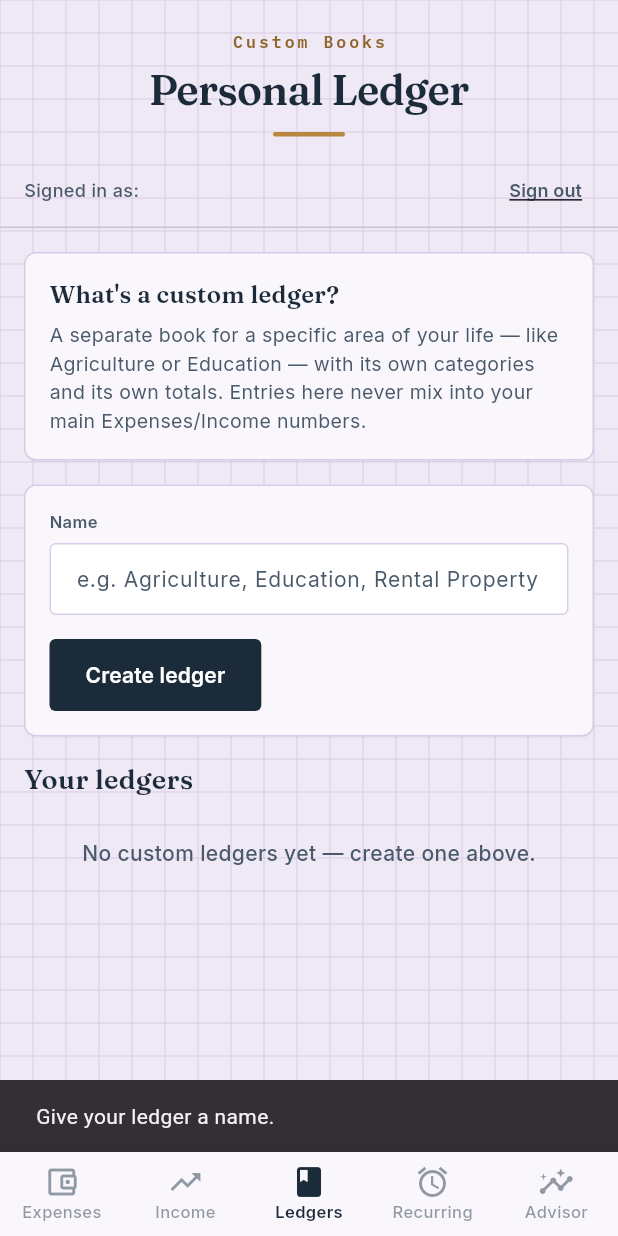
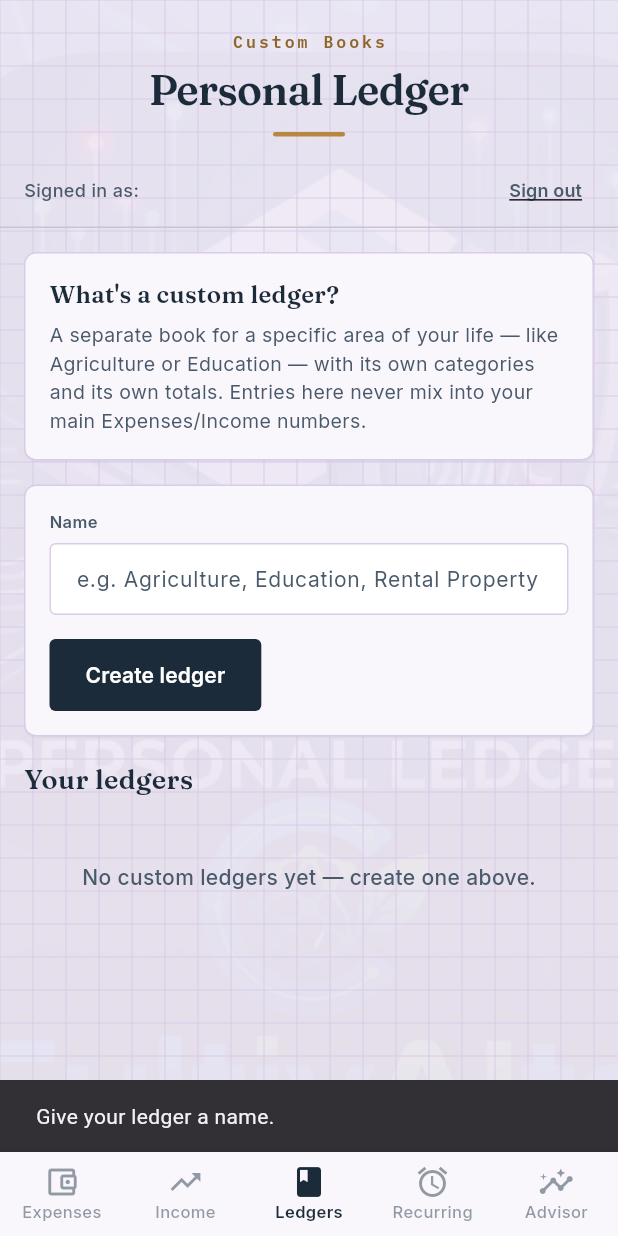
Before and after one commit to ktekulapally/Expense-Tracker-App, a Flutter app: the screen it shows once a user with an empty profile is signed in, item 3 of the bottom bar chosen, after a tap on "Create ledger", on a phone screen of 412 x 824 dp. Run offline on Flutter 3.47's test engine with Material 3 defaults, Android fonts, the phone set to English and light mode, and no system bars; our stand-ins replace fl_chart, flutter_markdown, google_fonts, open_file, pdf, share_plus and 1 more; accounts and stored records are empty.

Commit message:
Refactor layouts for scrollability, integrate circular brand logo on auth view, configure background watermark, and generate Android Launcher Icon mipmaps

```diff
--- a/lib/ui/core/background_painter.dart
+++ b/lib/ui/core/background_painter.dart
@@ -59,7 +59,6 @@ class BackgroundPainter extends CustomPainter {
     paint.strokeWidth = 0.8;
 
     // Draw lines along diagonal paths
-    final double maxDim = size.width + size.height;
     for (double offset = -size.height; offset < size.width; offset += spacing) {
       canvas.drawLine(
         Offset(offset, 0),
@@ -123,12 +122,27 @@ class ThemeBackground extends StatelessWidget {
   @override
   Widget build(BuildContext context) {
     final colors = AppTheme.getColors(tab);
-    return Container(
-      color: colors.paper,
-      child: CustomPaint(
-        painter: BackgroundPainter(tab: tab, colors: colors),
-        child: child,
-      ),
+    return Stack(
+      children: [
+        Positioned.fill(
+          child: Container(color: colors.paper),
+        ),
+        Positioned.fill(
+          child: Opacity(
+            opacity: 0.05,
+            child: Image.asset(
+              'assets/images/logo.jpg',
+              fit: BoxFit.cover,
+            ),
+          ),
+        ),
+        Positioned.fill(
+          child: CustomPaint(
+            painter: BackgroundPainter(tab: tab, colors: colors),
+          ),
+        ),
+        Positioned.fill(child: child),
+      ],
     );
   }
 }
--- a/lib/ui/core/widgets.dart
+++ b/lib/ui/core/widgets.dart
@@ -6,6 +6,7 @@ class StatCard extends StatelessWidget {
   final String value;
   final bool? isPositive;
   final AppThemeColors colors;
+  final double? width;
 
   const StatCard({
     super.key,
@@ -13,6 +14,7 @@ class StatCard extends StatelessWidget {
     required this.value,
     this.isPositive,
     required this.colors,
+    this.width,
   });
 
   @override
@@ -24,9 +26,8 @@ class StatCard extends StatelessWidget {
       valColor = colors.red;
     }
 
-    return Expanded(
-      child: Container(
-        padding: const EdgeInsets.symmetric(vertical: 14, horizontal: 12),
+    final cardChild = Container(
+      padding: const EdgeInsets.symmetric(vertical: 12, horizontal: 10),
       decoration: AppTheme.cardDecoration(colors),
       child: Column(
         crossAxisAlignment: CrossAxisAlignment.start,
@@ -40,7 +41,7 @@ class StatCard extends StatelessWidget {
           const SizedBox(height: 6),
           Text(
             value,
-              style: AppTheme.getMonoStyle(colors, size: 16, weight: FontWeight.w600).copyWith(
+            style: AppTheme.getMonoStyle(colors, size: 15, weight: FontWeight.w600).copyWith(
               color: valColor,
             ),
             maxLines: 1,
@@ -48,8 +49,13 @@ class StatCard extends StatelessWidget {
           ),
         ],
       ),
-      ),
     );
+
+    if (width != null) {
+      return SizedBox(width: width, child: cardChild);
+    } else {
+      return Expanded(child: cardChild);
+    }
   }
 }
 
--- a/lib/ui/features/auth/auth_view.dart
+++ b/lib/ui/features/auth/auth_view.dart
@@ -38,6 +38,32 @@ class _AuthViewState extends State<AuthView> {
               child: Column(
                 mainAxisAlignment: MainAxisAlignment.center,
                 children: [
+                  // Logo Icon
+                  Container(
+                    width: 90,
+                    height: 90,
+                    decoration: BoxDecoration(
+                      shape: BoxShape.circle,
+                      boxShadow: [
+                        BoxShadow(
+                          color: colors.ink.withOpacity(0.08),
+                          blurRadius: 16,
+                          offset: const Offset(0, 4),
+                        ),
+                      ],
+                      border: Border.all(
+                        color: colors.brass,
+                        width: 2.5,
+                      ),
+                    ),
+                    child: const ClipOval(
+                      child: Image(
+                        image: AssetImage('assets/images/logo.jpg'),
+                        fit: BoxFit.cover,
+                      ),
+                    ),
+                  ),
+                  const SizedBox(height: 20),
                   // Masthead Header style
                   Text(
                     "Daily Record",
--- a/lib/ui/features/expenses/expenses_tab.dart
+++ b/lib/ui/features/expenses/expenses_tab.dart
@@ -207,10 +207,13 @@ class _ExpensesTabState extends State<ExpensesTab> {
     final userId = authVm.currentUser?.id ?? '';
     final expenseList = vm.filteredExpenses;
 
-    return Column(
+    return SingleChildScrollView(
+      child: Column(
+        crossAxisAlignment: CrossAxisAlignment.stretch,
         children: [
-        // Statistics Header mimicking the web app
-        Padding(
+          // Statistics Header mimicking the web app - Scrollable horizontally
+          SingleChildScrollView(
+            scrollDirection: Axis.horizontal,
             padding: const EdgeInsets.all(16),
             child: Row(
               children: [
@@ -219,6 +222,7 @@ class _ExpensesTabState extends State<ExpensesTab> {
                   value: "₹${vm.monthExpensesTotal.toStringAsFixed(2)}",
                   isPositive: false,
                   colors: colors,
+                  width: 145,
                 ),
                 const SizedBox(width: 8),
                 StatCard(
@@ -226,6 +230,7 @@ class _ExpensesTabState extends State<ExpensesTab> {
                   value: "₹${vm.monthIncomeTotal.toStringAsFixed(2)}",
                   isPositive: true,
                   colors: colors,
+                  width: 145,
                 ),
                 const SizedBox(width: 8),
                 StatCard(
@@ -233,6 +238,7 @@ class _ExpensesTabState extends State<ExpensesTab> {
                   value: "₹${vm.monthNetTotal.toStringAsFixed(2)}",
                   isPositive: vm.monthNetTotal >= 0,
                   colors: colors,
+                  width: 145,
                 ),
               ],
             ),
@@ -433,8 +439,9 @@ class _ExpensesTabState extends State<ExpensesTab> {
           ),
 
           // List of entries
-        Expanded(
-          child: ListView.builder(
+          ListView.builder(
+            shrinkWrap: true,
+            physics: const NeverScrollableScrollPhysics(),
             padding: const EdgeInsets.all(16),
             itemCount: expenseList.length,
             itemBuilder: (context, index) {
@@ -509,8 +516,8 @@ class _ExpensesTabState extends State<ExpensesTab> {
               );
             },
           ),
+        ],
       ),
-      ],
     );
   }
 }
--- a/lib/ui/features/income/income_tab.dart
+++ b/lib/ui/features/income/income_tab.dart
@@ -202,10 +202,13 @@ class _IncomeTabState extends State<IncomeTab> {
     final userId = authVm.currentUser?.id ?? '';
     final incomeList = vm.filteredIncome;
 
-    return Column(
+    return SingleChildScrollView(
+      child: Column(
+        crossAxisAlignment: CrossAxisAlignment.stretch,
         children: [
-        // Statistics Header
-        Padding(
+          // Statistics Header - Scrollable horizontally
+          SingleChildScrollView(
+            scrollDirection: Axis.horizontal,
             padding: const EdgeInsets.all(16),
             child: Row(
               children: [
@@ -214,6 +217,7 @@ class _IncomeTabState extends State<IncomeTab> {
                   value: "₹${vm.monthExpensesTotal.toStringAsFixed(2)}",
                   isPositive: false,
                   colors: colors,
+                  width: 145,
                 ),
                 const SizedBox(width: 8),
                 StatCard(
@@ -221,6 +225,7 @@ class _IncomeTabState extends State<IncomeTab> {
                   value: "₹${vm.monthIncomeTotal.toStringAsFixed(2)}",
                   isPositive: true,
                   colors: colors,
+                  width: 145,
                 ),
                 const SizedBox(width: 8),
                 StatCard(
@@ -228,6 +233,7 @@ class _IncomeTabState extends State<IncomeTab> {
                   value: "₹${vm.monthNetTotal.toStringAsFixed(2)}",
                   isPositive: vm.monthNetTotal >= 0,
                   colors: colors,
+                  width: 145,
                 ),
               ],
             ),
@@ -428,8 +434,9 @@ class _IncomeTabState extends State<IncomeTab> {
           ),
 
           // List of entries
-        Expanded(
-          child: ListView.builder(
+          ListView.builder(
+            shrinkWrap: true,
+            physics: const NeverScrollableScrollPhysics(),
             padding: const EdgeInsets.all(16),
             itemCount: incomeList.length,
             itemBuilder: (context, index) {
@@ -504,8 +511,8 @@ class _IncomeTabState extends State<IncomeTab> {
               );
             },
           ),
+        ],
       ),
-      ],
     );
   }
 }
--- a/lib/ui/features/insights/ai_advisor_tab.dart
+++ b/lib/ui/features/insights/ai_advisor_tab.dart
@@ -3,7 +3,6 @@ import 'package:provider/provider.dart';
 import 'package:fl_chart/fl_chart.dart';
 import 'package:flutter_markdown/flutter_markdown.dart';
 import '../../../data/services/supabase_service.dart';
-import '../../../view_models/auth_view_model.dart';
 import '../../core/theme.dart';
 import '../../core/widgets.dart';
 
--- a/lib/ui/features/ledgers/ledger_detail_view.dart
+++ b/lib/ui/features/ledgers/ledger_detail_view.dart
@@ -447,7 +447,9 @@ class _LedgerDetailViewState extends State<LedgerDetailView> with SingleTickerPr
 
   Widget _buildExpensesView(
       CustomLedgerDetailViewModel vm, String userId, List<Expense> expList, AppThemeColors colors) {
-    return Column(
+    return SingleChildScrollView(
+      child: Column(
+        crossAxisAlignment: CrossAxisAlignment.stretch,
         children: [
           // Add expense card
           Padding(
@@ -644,8 +646,9 @@ class _LedgerDetailViewState extends State<LedgerDetailView> with SingleTickerPr
           const SizedBox(height: 10),
 
           // List
-        Expanded(
-          child: ListView.builder(
+          ListView.builder(
+            shrinkWrap: true,
+            physics: const NeverScrollableScrollPhysics(),
             padding: const EdgeInsets.symmetric(horizontal: 12),
             itemCount: expList.length,
             itemBuilder: (context, index) {
@@ -698,13 +701,15 @@ class _LedgerDetailViewState extends State<LedgerDetailView> with SingleTickerPr
               );
             },
           ),
+        ],
       ),
-      ],
     );
   }
 
   Widget _buildIncomeView(CustomLedgerDetailViewModel vm, String userId, AppThemeColors colors) {
-    return Column(
+    return SingleChildScrollView(
+      child: Column(
+        crossAxisAlignment: CrossAxisAlignment.stretch,
         children: [
           // Add income card
           Padding(
@@ -797,8 +802,9 @@ class _LedgerDetailViewState extends State<LedgerDetailView> with SingleTickerPr
           const SizedBox(height: 10),
 
           // List
-        Expanded(
-          child: ListView.builder(
+          ListView.builder(
+            shrinkWrap: true,
+            physics: const NeverScrollableScrollPhysics(),
             padding: const EdgeInsets.symmetric(horizontal: 12),
             itemCount: vm.income.length,
             itemBuilder: (context, index) {
@@ -851,8 +857,8 @@ class _LedgerDetailViewState extends State<LedgerDetailView> with SingleTickerPr
               );
             },
           ),
+        ],
       ),
-      ],
     );
   }
 
--- a/lib/ui/features/ledgers/ledgers_tab.dart
+++ b/lib/ui/features/ledgers/ledgers_tab.dart
@@ -41,11 +41,13 @@ class _LedgersTabState extends State<LedgersTab> {
 
     try {
       await vm.addLedger(name, userId);
+      if (!mounted) return;
       _nameController.clear();
       ScaffoldMessenger.of(context).showSnackBar(
         const SnackBar(content: Text('Ledger created successfully.')),
       );
     } catch (e) {
+      if (!mounted) return;
       ScaffoldMessenger.of(context).showSnackBar(
         SnackBar(content: Text('Failed to create ledger: $e')),
       );
@@ -59,7 +61,13 @@ class _LedgersTabState extends State<LedgersTab> {
     final colors = AppTheme.ledgersColors;
     final userId = authVm.currentUser?.id ?? '';
 
-    return Column(
+    return RefreshIndicator(
+      onRefresh: () => vm.loadLedgers(),
+      color: colors.ink,
+      child: SingleChildScrollView(
+        physics: const AlwaysScrollableScrollPhysics(),
+        child: Column(
+          crossAxisAlignment: CrossAxisAlignment.stretch,
           children: [
             // Description banner card mimicking .entry-card info
             Padding(
@@ -133,23 +141,19 @@ class _LedgersTabState extends State<LedgersTab> {
             const SizedBox(height: 10),
 
             // Ledgers List
-        Expanded(
-          child: RefreshIndicator(
-            onRefresh: () => vm.loadLedgers(),
-            color: colors.ink,
-            child: vm.ledgers.isEmpty
-                ? ListView(
-                    padding: const EdgeInsets.all(16),
-                    children: [
-                      Center(
+            vm.ledgers.isEmpty
+                ? Padding(
+                    padding: const EdgeInsets.all(32),
+                    child: Center(
                       child: Text(
                         "No custom ledgers yet — create one above.",
                         style: AppTheme.getBodyStyle(colors, soft: true, size: 14, weight: FontWeight.w500),
                       ),
                     ),
-                    ],
                   )
                 : ListView.builder(
+                    shrinkWrap: true,
+                    physics: const NeverScrollableScrollPhysics(),
                     padding: const EdgeInsets.symmetric(horizontal: 16, vertical: 8),
                     itemCount: vm.ledgers.length,
                     itemBuilder: (context, index) {
@@ -191,7 +195,7 @@ class _LedgersTabState extends State<LedgersTab> {
                               Row(
                                 children: [
                                   AppButton(
-                                    text: "Open →",
+                                    text: "Open",
                                     isPrimary: false,
                                     colors: colors,
                                     onPressed: () {
@@ -230,9 +234,9 @@ class _LedgersTabState extends State<LedgersTab> {
                       );
                     },
                   ),
+          ],
         ),
       ),
-      ],
     );
   }
 }
```
Also changed, not shown: pubspec.yaml (+10 -4 lines), assets/images/logo.jpg (added), pubspec.lock, 29 other files. Lines whose indentation alone changed are shown as unchanged.
